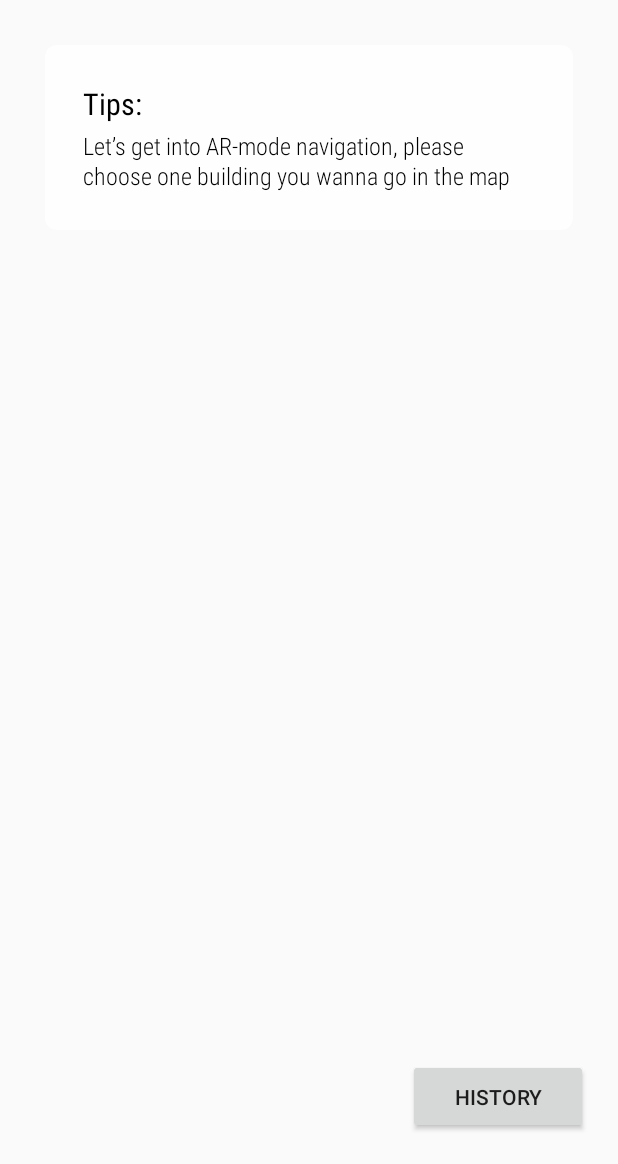
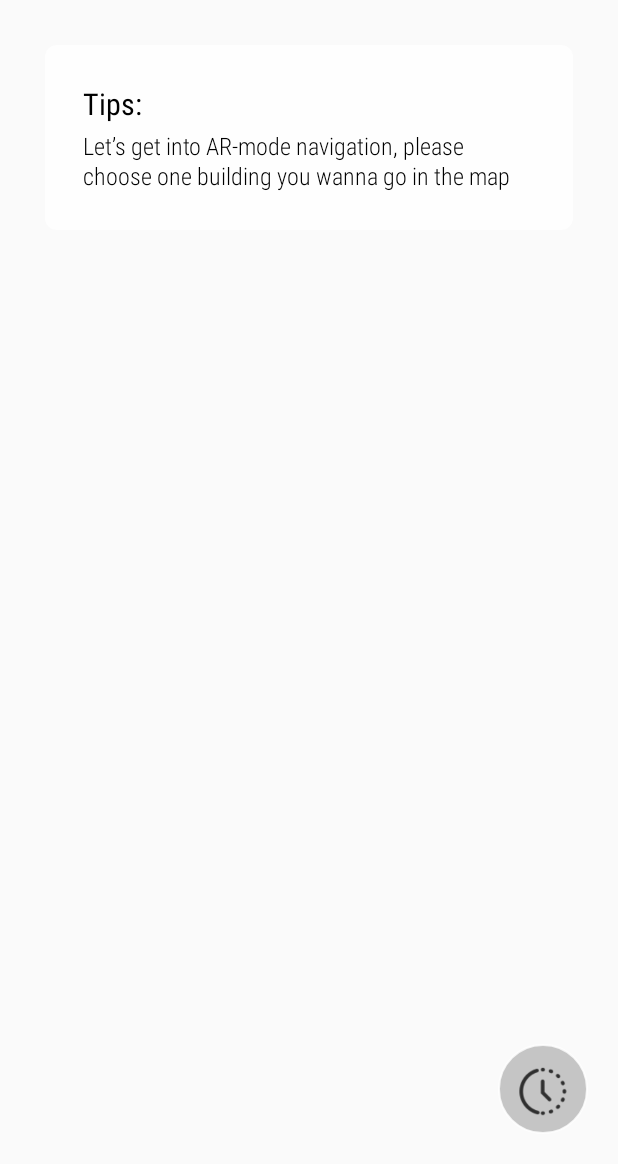
Before and after one commit to ZichengQu/SES3A, an Android app: the MainActivity screen opened directly, with no data from a screen before it, on a phone screen of 412 x 824 dp, the part 72-1236 px from its top. Run offline under Robolectric (Android 15) with nearby library versions, the phone set to English and light mode, and no system bars; libraries missing offline, so code that uses them is left out: com.mapbox.geojson, com.mapbox.mapboxsdk; plain views replace MapView; Roboto replaces fonts that are not available here; 6 statements that could not run were skipped.

Commit message:
change history button style in homepage

```diff
--- /dev/null
+++ b/app/src/main/res/drawable/circle.xml
@@ -0,0 +1,17 @@
+<?xml version="1.0" encoding="utf-8"?>
+<shape xmlns:android="http://schemas.android.com/apk/res/android"
+    android:shape="oval" >
+
+    <solid android:color="#66767676" />
+
+    <corners android:radius="250dp" />
+    <stroke
+        android:width="1dp"
+        android:color="#CBFFFFFF" />
+
+    <padding
+        android:bottom="10dp"
+        android:left="10dp"
+        android:right="10dp"
+        android:top="10dp" />
+</shape>
--- a/app/src/main/res/layout/activity_main.xml
+++ b/app/src/main/res/layout/activity_main.xml
@@ -67,17 +67,37 @@
 
         <RelativeLayout
             android:layout_width="match_parent"
-            android:layout_height="70dp"
+            android:layout_height="80dp"
             android:layout_margin="10dp"
             android:layout_gravity="bottom"
             android:gravity="right">
 
+<!--            <Button-->
+<!--                android:id="@+id/btn_history"-->
+<!--                android:layout_width="120sp"-->
+<!--                android:layout_height="50sp"-->
+<!--                android:text="history"-->
+<!--                android:layout_margin="10sp"/>-->
+
             <Button
                 android:id="@+id/btn_history"
-                android:layout_width="120sp"
-                android:layout_height="50sp"
-                android:text="history"
-                android:layout_margin="10sp"/>
+                android:layout_width="60sp"
+                android:layout_height="60sp"
+                android:layout_margin="10sp"
+                android:background="@drawable/circle"/>
+
+            <ImageView
+                android:layout_width="40sp"
+                android:layout_height="40sp"
+                android:layout_alignStart="@+id/btn_history"
+                android:layout_alignTop="@+id/btn_history"
+                android:layout_alignEnd="@+id/btn_history"
+                android:layout_alignBottom="@+id/btn_history"
+                android:layout_marginStart="12dp"
+                android:layout_marginTop="12dp"
+                android:layout_marginEnd="12dp"
+                android:layout_marginBottom="12dp"
+                android:src="@drawable/ic_history" />
         </RelativeLayout>
 
     </com.mapbox.mapboxsdk.maps.MapView>
```
Also changed, not shown: app/src/main/res/drawable-v24/ic_history.png (added).
